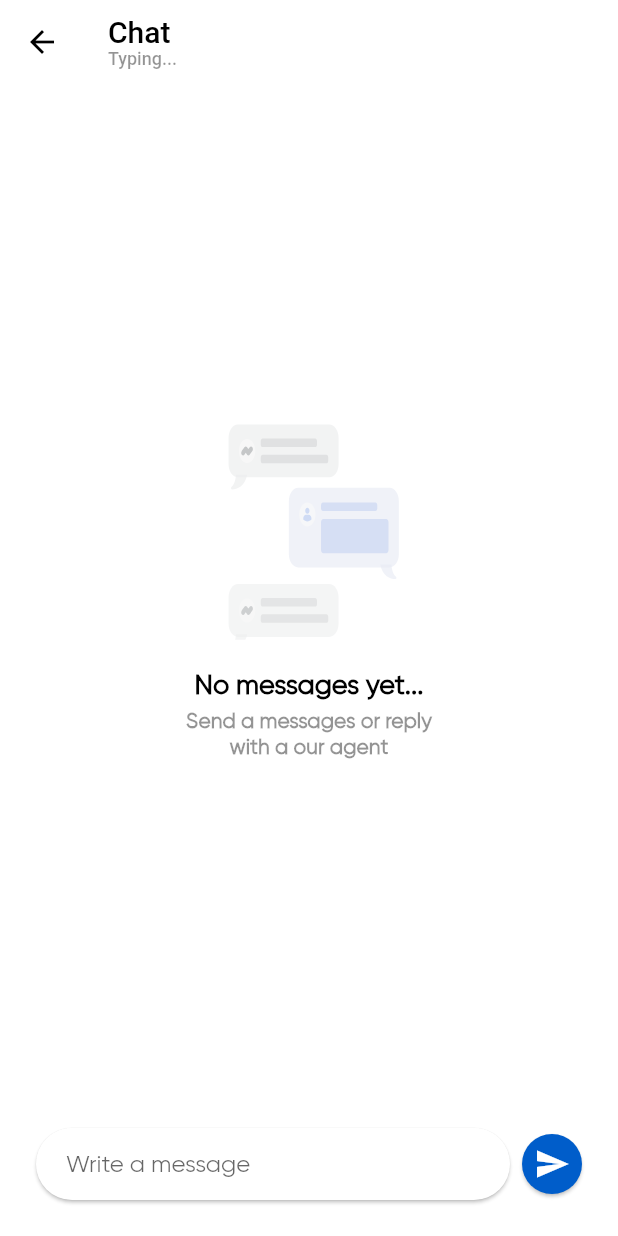
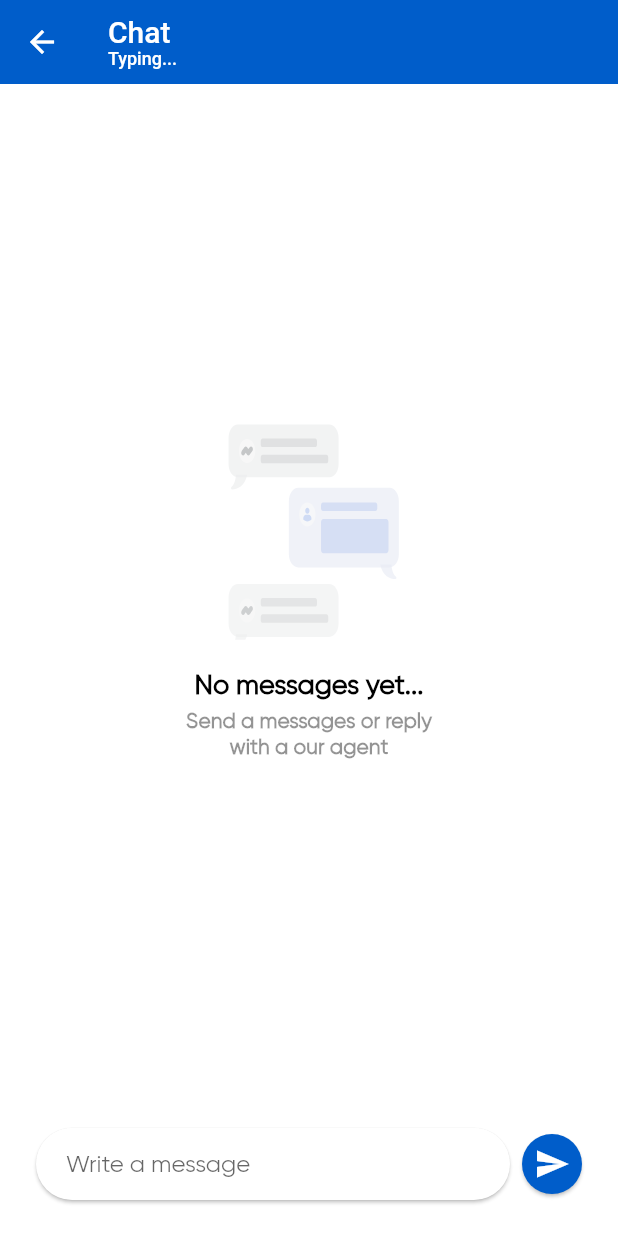
Before and after one commit to sanjaysharmajw/NewKiteServiceApp, a Flutter app: the RealtimeChatScreen screen opened directly, on a phone screen of 412 x 824 dp. Run offline on Flutter 3.47's test engine with Material 2 defaults, Android fonts, the phone set to English and light mode, and no system bars; our stand-ins replace animated_text_kit, badges, dotted_border, file_picker, firebase_core, firebase_messaging and 23 more; missing offline and left inert: dialog_flowtter, flutter_polyline_points, otp_timer_button; accounts and stored records are empty; network calls fail; project files that could hold a hidden picture were left out.

Commit message:
chat header is done

```diff
--- a/lib/Screens/home_page.dart
+++ b/lib/Screens/home_page.dart
@@ -1,6 +1,7 @@
 import 'package:firebase_messaging/firebase_messaging.dart';
 import 'package:flutter/material.dart';
 import 'package:get/get.dart';
+import 'package:nb_utils/nb_utils.dart';
 import 'package:nirbhaya_service/BodyRequest/accept_reject_body_request.dart';
 import 'package:nirbhaya_service/BodyRequest/notification_request_body.dart';
 import 'package:badges/badges.dart' as badges;
@@ -8,6 +9,7 @@ import 'package:nirbhaya_service/BodyRequest/service_list_body_request.dart';
 import 'package:nirbhaya_service/BodyRequest/service_list_request_body.dart';
 import 'package:nirbhaya_service/Screens/notification_screen.dart';
 import 'package:nirbhaya_service/Utils/preference.dart';
+import 'package:nirbhaya_service/Utils/tools.dart';
 import 'package:nirbhaya_service/chat_module/chat_controller/chat_token_controller.dart';
 import 'package:nirbhaya_service/chat_module/chat_screen.dart';
 import 'package:nirbhaya_service/chat_module/models/get_token_request_body.dart';
@@ -113,6 +115,7 @@ class _HomePageState extends State<HomePage> {
 
   @override
   Widget build(BuildContext context) {
+    Tools.setStatusBarColor(appBlue);
     WidgetsFlutterBinding.ensureInitialized();
     return SafeArea(
       child: Scaffold(
--- a/lib/chat_module/chat_screen.dart
+++ b/lib/chat_module/chat_screen.dart
@@ -1,6 +1,8 @@
 import 'dart:developer';
 import 'package:flutter/material.dart';
 import 'package:get/get.dart';
+import 'package:nb_utils/nb_utils.dart';
+import 'package:nirbhaya_service/Utils/tools.dart';
 import 'package:nirbhaya_service/chat_module/chat_controller/chat_controller.dart';
 import 'package:nirbhaya_service/chat_module/chat_widgets/chat_textfield.dart';
 import 'package:nirbhaya_service/chat_module/chat_widgets/empty_chat.dart';
@@ -48,11 +50,12 @@ class _RealtimeChatScreenState extends State<RealtimeChatScreen> {
 
   @override
   Widget build(BuildContext context) {
+    //Tools.setStatusBarColor(blueColor);
     return Scaffold(
       backgroundColor: Colors.white,
       appBar: AppBar(
-        iconTheme: const IconThemeData(color: Colors.black),
-        backgroundColor: Colors.white,
+        iconTheme: const IconThemeData(color: Colors.white),
+        backgroundColor: appBlue,
         elevation: 0,
         centerTitle: false,
         title:  Column(
@@ -60,9 +63,9 @@ class _RealtimeChatScreenState extends State<RealtimeChatScreen> {
           children: [
             Text(chatController.messages.isEmpty?"Chat":chatController.messages[0].userName==null?"Chat":
             chatController.messages[0].userName.toString(),style:
-            const TextStyle(color: Colors.black)),
+            const TextStyle(color: Colors.white)),
             const Text('Typing...',style:
-            TextStyle(color: applightBlack,fontSize: 12)),
+            TextStyle(color: Colors.white,fontSize: 12)),
           ],
         ),
       ),
--- a/lib/main.dart
+++ b/lib/main.dart
@@ -33,7 +33,6 @@ Future<void> _firebaseMessagingBackgroundHandler(RemoteMessage message) async {
 Future<void> main() async {
   WidgetsFlutterBinding.ensureInitialized();
   await Firebase.initializeApp();
-  Tools.setStatusBarColor(appBlue);
   FirebaseMessaging.onBackgroundMessage(_firebaseMessagingBackgroundHandler);
   await flutterLocalNotificationsPlugin
       .resolvePlatformSpecificImplementation<
```
Also changed, not shown: 1 other file.
